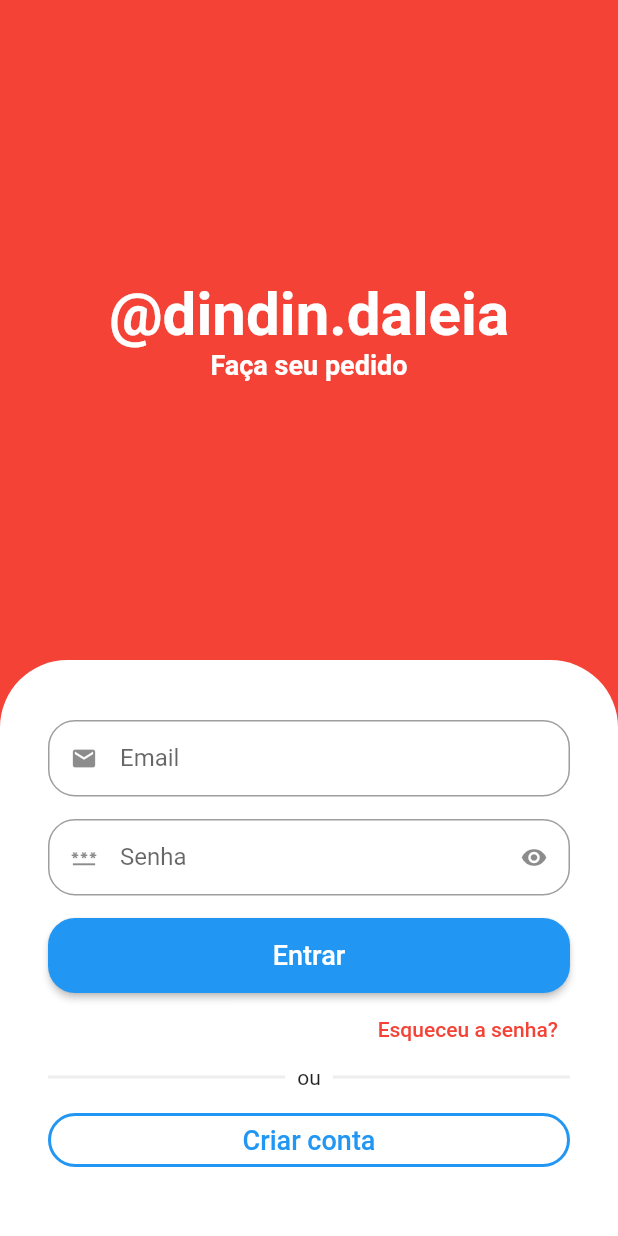
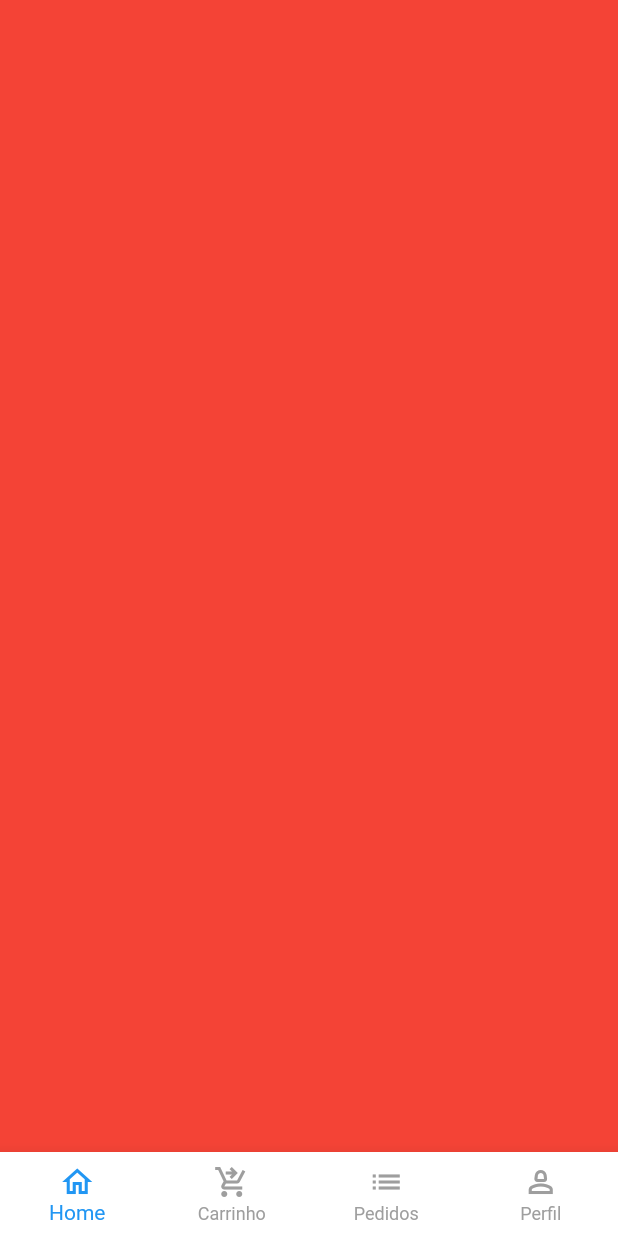
Before and after one commit to rafaelsrabelo/greengrocer, a Flutter app: the screen it shows after launch, after a tap on "Entrar", on a phone screen of 412 x 824 dp. Run offline on Flutter 3.47's test engine with Material 2 defaults, Android fonts, the phone set to English and light mode, and no system bars; our stand-ins replace mask_text_input_formatter.

Commit message:
create base screen and navigator

```diff
--- /dev/null
+++ b/lib/src/base/base_screen.dart
@@ -0,0 +1,49 @@
+import 'package:flutter/material.dart';
+
+class BaseScreen extends StatefulWidget {
+  const BaseScreen({super.key});
+
+  @override
+  State<BaseScreen> createState() => _BaseScreenState();
+}
+
+class _BaseScreenState extends State<BaseScreen> {
+  int currentIndex = 0;
+  final pageController = PageController(
+
+  );
+
+  @override
+  Widget build(BuildContext context) {
+    return Scaffold(
+      body: PageView(
+        physics: NeverScrollableScrollPhysics(),
+        controller: pageController,
+        children: [
+          Container(color: Colors.red),
+          Container(color: Colors.yellow),
+          Container(color: Colors.blue),
+          Container(color: Colors.green),
+        ],
+      ),
+      bottomNavigationBar: BottomNavigationBar(
+        currentIndex: currentIndex,
+        onTap: (index) {
+          setState(() {
+            currentIndex = index;
+            pageController.jumpToPage(index);
+          });
+        },
+        type: BottomNavigationBarType.fixed,
+        backgroundColor: Colors.white,
+        selectedItemColor: Colors.blue,
+        unselectedItemColor: Colors.grey[500],
+        items: const [
+        BottomNavigationBarItem(icon: Icon(Icons.home_outlined), label: 'Home'),
+        BottomNavigationBarItem(icon: Icon(Icons.shopping_cart_checkout_outlined), label: 'Carrinho'),
+        BottomNavigationBarItem(icon: Icon(Icons.list), label: 'Pedidos'),
+        BottomNavigationBarItem(icon: Icon(Icons.person_2_outlined), label: 'Perfil'),
+      ]),
+    );
+  }
+}
--- a/lib/src/pages/sign_in_screen.dart
+++ b/lib/src/pages/sign_in_screen.dart
@@ -1,4 +1,5 @@
 import 'package:flutter/material.dart';
+import 'package:greengrocer/src/base/base_screen.dart';
 import 'package:greengrocer/src/pages/sign_up_screen.dart';
 import 'package:greengrocer/src/widgets/custom_text_field.dart';
 
@@ -89,7 +90,11 @@ class SignInScreen extends StatelessWidget {
                               backgroundColor: Colors.blue,
                               shape: RoundedRectangleBorder(
                                   borderRadius: BorderRadius.circular(18))),
-                          onPressed: () {},
+                          onPressed: () {
+                            Navigator.of(context).pushReplacement(MaterialPageRoute(builder: (c) {
+                              return const BaseScreen();
+                            }));
+                          },
                           child: const Text(
                             'Entrar',
                             style: TextStyle(fontSize: 18, color: Colors.white),
```
